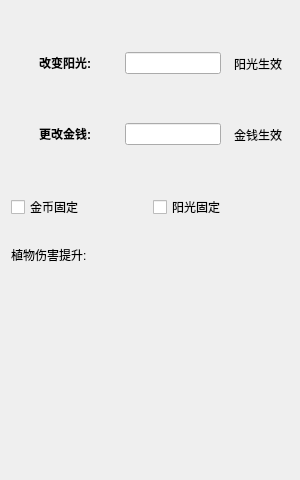
The window that PlantsVsZombiesModifier/widget.ui (tianzixiaotanzhong/PlantsVsZombiesModifier) describes before a commit, drawn with Qt 5.
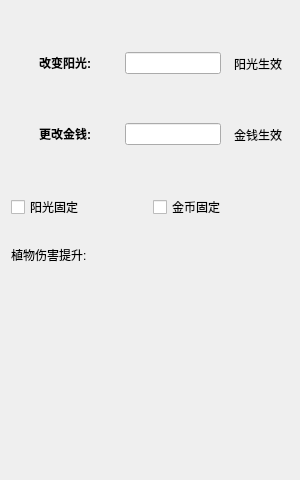
The same window after the commit. Icons and pictures are not drawn. Custom widgets are drawn as their Qt base class.

Patch:
```diff
--- a/PlantsVsZombiesModifier/widget.ui
+++ b/PlantsVsZombiesModifier/widget.ui
@@ -147,20 +147,6 @@
      </layout>
     </widget>
    </item>
-   <item row="1" column="0">
-    <widget class="QCheckBox" name="money_lock">
-     <property name="text">
-      <string>金币固定</string>
-     </property>
-    </widget>
-   </item>
-   <item row="1" column="1">
-    <widget class="QCheckBox" name="sunshine_lock">
-     <property name="text">
-      <string>阳光固定</string>
-     </property>
-    </widget>
-   </item>
    <item row="3" column="0" colspan="2">
     <widget class="PVZ_Damage" name="widget_3" native="true"/>
    </item>
@@ -180,6 +166,20 @@
      </property>
     </widget>
    </item>
+   <item row="1" column="0">
+    <widget class="QCheckBox" name="sunshine_lock">
+     <property name="text">
+      <string>阳光固定</string>
+     </property>
+    </widget>
+   </item>
+   <item row="1" column="1">
+    <widget class="QCheckBox" name="money_lock">
+     <property name="text">
+      <string>金币固定</string>
+     </property>
+    </widget>
+   </item>
   </layout>
  </widget>
  <customwidgets>
```
Left out of the diff: 6 changed lines with no effect on the pictures.
